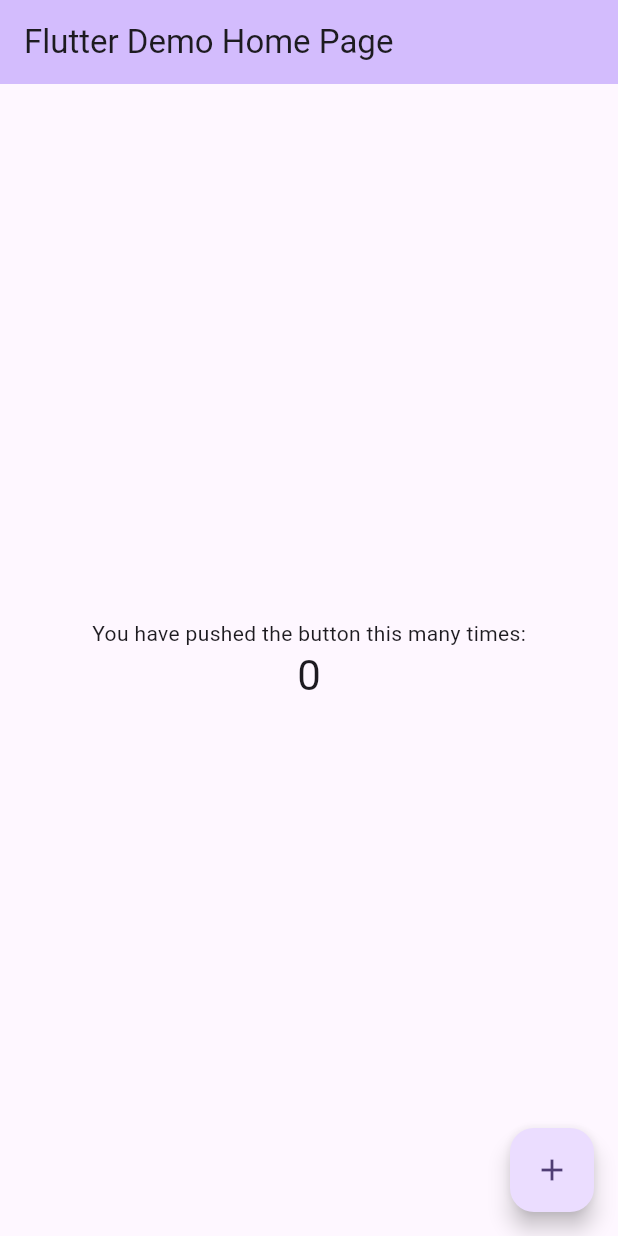
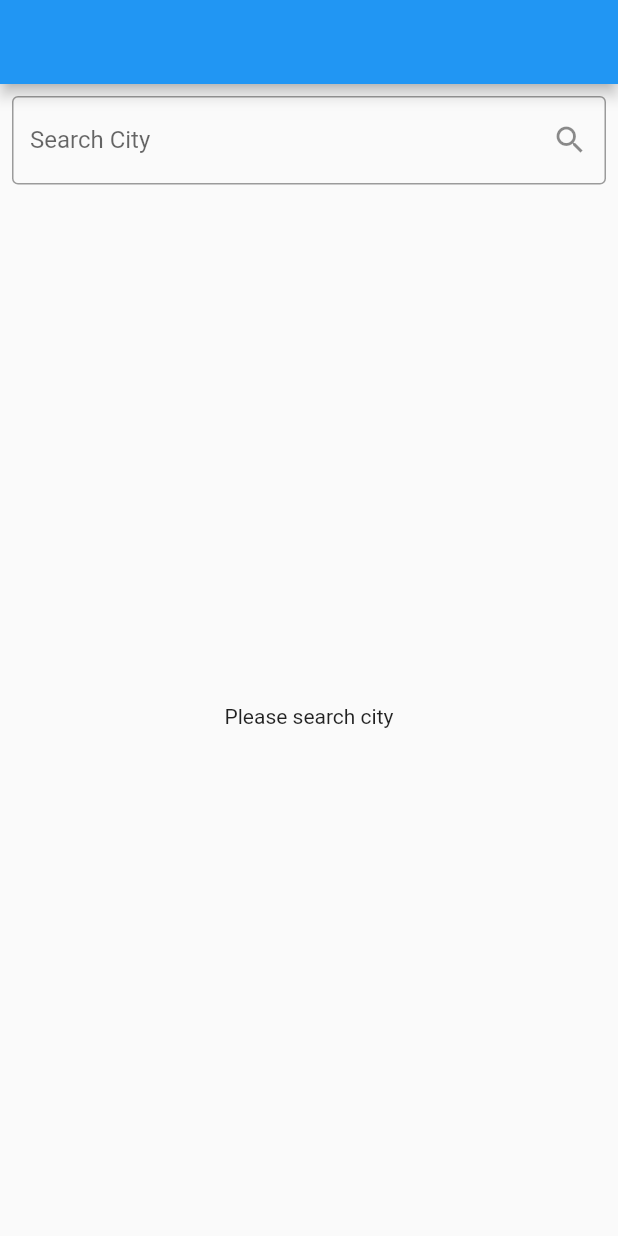
Before and after one commit to kyawkyawlin11/flutter_riverpod_retrofit, a Flutter app: the screen it shows after launch, on a phone screen of 412 x 824 dp. Run offline on Flutter 3.47's test engine with Material 2 defaults, Android fonts, the phone set to English and light mode, and no system bars; our stand-ins replace cached_network_image, dio, flutter_riverpod, go_router, pretty_dio_logger, retrofit; generated files the repository leaves out were written again.

```diff
--- a/lib/features/search_city/data/model/city_search_result.dart
+++ b/lib/features/search_city/data/model/city_search_model.dart
@@ -15,7 +15,7 @@ class CitySearchResult {
   }
 
   Map<String, dynamic> toJson() {
-    final Map<String, dynamic> data = new Map<String, dynamic>();
+    final Map<String, dynamic> data = Map<String, dynamic>();
     if (this.results != null) {
       data['results'] = this.results!.map((v) => v.toJson()).toList();
     }
@@ -29,7 +29,7 @@ class Results {
   String? name;
   double? latitude;
   double? longitude;
-  int? elevation;
+  double? elevation;
   String? featureCode;
   String? countryCode;
   int? admin1Id;
--- a/lib/features/search_city/data/service/city_search_service.dart
+++ b/lib/features/search_city/data/service/city_search_service.dart
@@ -1,8 +1,7 @@
 
-import 'package:flutter/material.dart';
 import 'package:retrofit/retrofit.dart';
-import 'package:weather_app/common/constant/constant.dart';
-import 'package:weather_app/features/search_city/data/model/city_search_result.dart';
+import 'package:weather_app/helper/constant/constant.dart';
+import 'package:weather_app/features/search_city/data/model/city_search_model.dart';
 import 'package:dio/dio.dart';
 
 part 'city_search_service.g.dart';
--- a/lib/features/search_city/provider/city_search_state.dart
+++ b/lib/features/search_city/provider/city_search_state.dart
@@ -1,4 +1,4 @@
-import 'package:weather_app/features/search_city/data/model/city_search_result.dart';
+import 'package:weather_app/features/search_city/data/model/city_search_model.dart';
 
 sealed class CitySearchState{}
 
--- /dev/null
+++ b/lib/features/search_city/ui/screen/city_search_screen.dart
@@ -0,0 +1,62 @@
+import 'package:flutter/material.dart';
+import 'package:flutter_riverpod/flutter_riverpod.dart';
+import 'package:weather_app/features/search_city/data/model/city_search_model.dart';
+import 'package:weather_app/features/search_city/provider/city_search_provider.dart';
+import 'package:weather_app/features/search_city/provider/city_search_state.dart';
+import 'package:weather_app/features/search_city/ui/widget/citylist_widget.dart';
+
+class CitySearchScreen extends ConsumerStatefulWidget {
+  const CitySearchScreen({super.key});
+
+  @override
+  ConsumerState<CitySearchScreen> createState() => _CitySearchScreenState();
+}
+
+class _CitySearchScreenState extends ConsumerState<CitySearchScreen> {
+  TextEditingController _citySearchTextController =TextEditingController();
+  @override
+  Widget build(BuildContext context) {
+    CitySearchState citySearchState = ref.watch(citySearchProvider);
+    final mProvider =  ref.watch(citySearchProvider.notifier);
+    return Scaffold(
+      appBar: AppBar(),
+      body:  Column(
+        children: [
+          Padding(
+            padding: const EdgeInsets.all(8.0),
+            child: TextField(
+              controller: _citySearchTextController,
+              decoration: InputDecoration(
+                border: const OutlineInputBorder(),
+                label: const Text('Search City'),
+                suffixIcon: IconButton(
+                onPressed: (){
+                  String city = _citySearchTextController.text.trim();
+                  if(city.isEmpty){
+                    ScaffoldMessenger.of(context).showSnackBar(const SnackBar(content: Text('Please Enter Completely')));
+
+                  }else{
+                    mProvider.searchCity(city);
+                  }
+                },
+                icon: const Icon(Icons.search))
+              ),
+            ),
+          ),
+          Expanded(child: _citySearchResultWidget(citySearchState)),
+        ],
+      ),
+    );
+  }
+
+  Widget _citySearchResultWidget(CitySearchState citySearchState){
+    return Center(
+      child: switch(citySearchState){
+        CitySearchInitial() => const Text('Please search city'),
+        CitySearchLoading() => const CircularProgressIndicator(),
+        CitySearchSuccess(citySearchResult: CitySearchResult citySearchResult) => CityListWidget(citySearchResult),
+        CitySearchFail(errMessage: String message) =>  Text(message)
+      },
+    );
+  }
+}
--- a/lib/common/constant/constant.dart
+++ b/lib/helper/constant/constant.dart
@@ -1,4 +1,7 @@
 class ApiConst{
   static const citySearchBaseUrl='https://geocoding-api.open-meteo.com/v1/';
   static const citySearchEndPoint='search';
+
+  static const weatherBaseUrl='https://api.open-meteo.com/v1/';
+  static const currentWatherEndPoint='forecast';
 }
--- a/lib/main.dart
+++ b/lib/main.dart
@@ -1,125 +1,38 @@
 import 'package:flutter/material.dart';
+import 'package:flutter_riverpod/flutter_riverpod.dart';
+import 'package:go_router/go_router.dart';
+import 'package:weather_app/features/current_weather/ui/screen/current_weather_screen.dart';
+import 'package:weather_app/features/search_city/ui/screen/city_search_screen.dart';
 
 void main() {
-  runApp(const MyApp());
+  runApp(ProviderScope(child: MyApp()));
 }
 
 class MyApp extends StatelessWidget {
-  const MyApp({super.key});
+  MyApp({super.key});
 
-  // This widget is the root of your application.
+  final _router = GoRouter(routes: [
+    GoRoute(
+        path: '/',
+        builder: (context, state) {
+          return const CitySearchScreen();
+        }),
+    GoRoute(
+      path: '/current',
+      builder: (context, routeState) {
+        final query = routeState.extra as Map;
+        return CurrentWeatherScreen(
+            latitude: query['lati']!,
+            longitude: query['longi']!,
+            city: query['city'] );
+      },
+    )
+  ]);
+
   @override
   Widget build(BuildContext context) {
-    return MaterialApp(
-      title: 'Flutter Demo',
-      theme: ThemeData(
-        // This is the theme of your application.
-        //
-        // TRY THIS: Try running your application with "flutter run". You'll see
-        // the application has a blue toolbar. Then, without quitting the app,
-        // try changing the seedColor in the colorScheme below to Colors.green
-        // and then invoke "hot reload" (save your changes or press the "hot
-        // reload" button in a Flutter-supported IDE, or press "r" if you used
-        // the command line to start the app).
-        //
-        // Notice that the counter didn't reset back to zero; the application
-        // state is not lost during the reload. To reset the state, use hot
-        // restart instead.
-        //
-        // This works for code too, not just values: Most code changes can be
-        // tested with just a hot reload.
-        colorScheme: ColorScheme.fromSeed(seedColor: Colors.deepPurple),
-        useMaterial3: true,
-      ),
-      home: const MyHomePage(title: 'Flutter Demo Home Page'),
+    return MaterialApp.router(
+      routerConfig: _router,
     );
   }
 }
-
-class MyHomePage extends StatefulWidget {
-  const MyHomePage({super.key, required this.title});
-
-  // This widget is the home page of your application. It is stateful, meaning
-  // that it has a State object (defined below) that contains fields that affect
-  // how it looks.
-
-  // This class is the configuration for the state. It holds the values (in this
-  // case the title) provided by the parent (in this case the App widget) and
-  // used by the build method of the State. Fields in a Widget subclass are
-  // always marked "final".
-
-  final String title;
-
-  @override
-  State<MyHomePage> createState() => _MyHomePageState();
-}
-
-class _MyHomePageState extends State<MyHomePage> {
-  int _counter = 0;
-
-  void _incrementCounter() {
-    setState(() {
-      // This call to setState tells the Flutter framework that something has
-      // changed in this State, which causes it to rerun the build method below
-      // so that the display can reflect the updated values. If we changed
-      // _counter without calling setState(), then the build method would not be
-      // called again, and so nothing would appear to happen.
-      _counter++;
-    });
-  }
-
-  @override
-  Widget build(BuildContext context) {
-    // This method is rerun every time setState is called, for instance as done
-    // by the _incrementCounter method above.
-    //
-    // The Flutter framework has been optimized to make rerunning build methods
-    // fast, so that you can just rebuild anything that needs updating rather
-    // than having to individually change instances of widgets.
-    return Scaffold(
-      appBar: AppBar(
-        // TRY THIS: Try changing the color here to a specific color (to
-        // Colors.amber, perhaps?) and trigger a hot reload to see the AppBar
-        // change color while the other colors stay the same.
-        backgroundColor: Theme.of(context).colorScheme.inversePrimary,
-        // Here we take the value from the MyHomePage object that was created by
-        // the App.build method, and use it to set our appbar title.
-        title: Text(widget.title),
-      ),
-      body: Center(
-        // Center is a layout widget. It takes a single child and positions it
-        // in the middle of the parent.
-        child: Column(
-          // Column is also a layout widget. It takes a list of children and
-          // arranges them vertically. By default, it sizes itself to fit its
-          // children horizontally, and tries to be as tall as its parent.
-          //
-          // Column has various properties to control how it sizes itself and
-          // how it positions its children. Here we use mainAxisAlignment to
-          // center the children vertically; the main axis here is the vertical
-          // axis because Columns are vertical (the cross axis would be
-          // horizontal).
-          //
-          // TRY THIS: Invoke "debug painting" (choose the "Toggle Debug Paint"
-          // action in the IDE, or press "p" in the console), to see the
-          // wireframe for each widget.
-          mainAxisAlignment: MainAxisAlignment.center,
-          children: <Widget>[
-            const Text(
-              'You have pushed the button this many times:',
-            ),
-            Text(
-              '$_counter',
-              style: Theme.of(context).textTheme.headlineMedium,
-            ),
-          ],
-        ),
-      ),
-      floatingActionButton: FloatingActionButton(
-        onPressed: _incrementCounter,
-        tooltip: 'Increment',
-        child: const Icon(Icons.add),
-      ), // This trailing comma makes auto-formatting nicer for build methods.
-    );
-  }
-}
--- a/lib/common/provider/dio/dio_provider.dart
+++ b/lib/provider/dio/dio_provider.dart
@@ -1,7 +1,8 @@
 import 'package:flutter_riverpod/flutter_riverpod.dart';
 import 'package:dio/dio.dart';
+import 'package:pretty_dio_logger/pretty_dio_logger.dart';
 
 final dioProvider = Provider((ref){
-  Dio dio  = Dio();
+  Dio dio  = Dio()..interceptors.add(PrettyDioLogger());
   return dio;
 });
--- a/pubspec.yaml
+++ b/pubspec.yaml
@@ -38,6 +38,8 @@ dependencies:
   flutter_riverpod: ^2.4.7
   retrofit: ^4.0.3
   go_router: ^12.1.1
+  pretty_dio_logger: ^1.3.1
+  cached_network_image: ^3.3.0
 
 dev_dependencies:
   flutter_test:
```
Also changed, not shown: lib/features/current_weather/data/model/current_weather.dart (added, +138 -0 lines), lib/features/current_weather/data/service/current_weather_service.dart (added, +20 -0 lines), lib/features/current_weather/provider/current_weather_provider.dart (added, +29 -0 lines), lib/features/current_weather/provider/current_weather_state.dart (added, +14 -0 lines), lib/features/current_weather/ui/screen/current_weather_screen.dart (added, +71 -0 lines), lib/features/current_weather/ui/widget/current_weather_widget.dart (added, +84 -0 lines), lib/features/search_city/provider/city_search_provider.dart (+16 -9 lines), lib/features/search_city/ui/widget/citylist_widget.dart (added, +58 -0 lines), lib/features/search_city/ui/widget/flag_widget.dart (added, +25 -0 lines), lib/helper/utils/weather_code.dart (added, +58 -0 lines), lib/features/current_weather/data/service/current_weather_service.g.dart (added), lib/test.dart (added), pubspec.lock, 7 other files.
